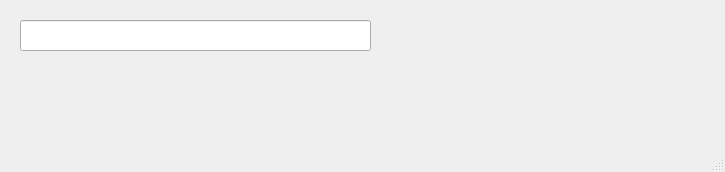
Before: the Qt Designer form source/gui/mainwindow.ui in richmanfx/EasyContest, drawn with Qt 5.
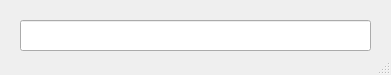
After: the same form once the commit is applied. Icons and pictures are not drawn.

Commit message: Опять изменения в главной форме

The edit to the form file:
```diff
--- a/source/gui/mainwindow.ui
+++ b/source/gui/mainwindow.ui
@@ -6,8 +6,8 @@
    <rect>
     <x>0</x>
     <y>0</y>
-    <width>725</width>
-    <height>172</height>
+    <width>391</width>
+    <height>75</height>
    </rect>
   </property>
   <property name="sizePolicy">
```
The commit also changes 1 other file.
